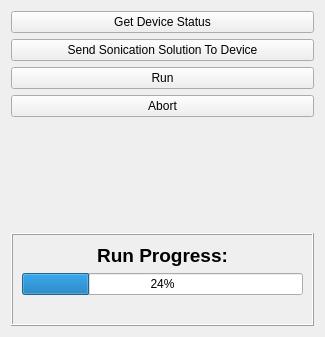
Qt form OpenLIFUSonicationControl/Resources/UI/OpenLIFUSonicationControl.ui (OpenwaterHealth/SlicerOpenLIFU) before a commit.
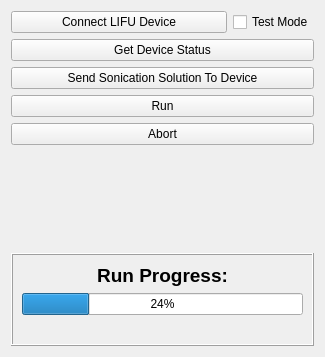
The same form after that commit. Custom widgets are drawn as their Qt base class.

Commit message:
Add unimplemented device connection buttons (#140)
- Will be important for toggling test mode. The goal will be to
  instantiate LIFUInterface once, when the button is pressed. It is
  likely this button will only be accessible for Developers.

Patch:
```diff
--- a/OpenLIFUSonicationControl/Resources/UI/OpenLIFUSonicationControl.ui
+++ b/OpenLIFUSonicationControl/Resources/UI/OpenLIFUSonicationControl.ui
@@ -7,10 +7,40 @@
     <x>0</x>
     <y>0</y>
     <width>325</width>
-    <height>337</height>
+    <height>357</height>
    </rect>
   </property>
   <layout class="QVBoxLayout" name="verticalLayout_2">
+   <item>
+    <layout class="QHBoxLayout" name="horizontalLayout">
+     <item>
+      <widget class="QPushButton" name="connectLIFUDevicePushButton">
+       <property name="sizePolicy">
+        <sizepolicy hsizetype="MinimumExpanding" vsizetype="Fixed">
+         <horstretch>0</horstretch>
+         <verstretch>0</verstretch>
+        </sizepolicy>
+       </property>
+       <property name="text">
+        <string>Connect LIFU Device</string>
+       </property>
+      </widget>
+     </item>
+     <item>
+      <widget class="QCheckBox" name="testModeCheckBox">
+       <property name="sizePolicy">
+        <sizepolicy hsizetype="Minimum" vsizetype="Fixed">
+         <horstretch>0</horstretch>
+         <verstretch>0</verstretch>
+        </sizepolicy>
+       </property>
+       <property name="text">
+        <string>Test Mode</string>
+       </property>
+      </widget>
+     </item>
+    </layout>
+   </item>
    <item>
     <widget class="QPushButton" name="manuallyGetDeviceStatusPushButton">
      <property name="toolTip">
```
